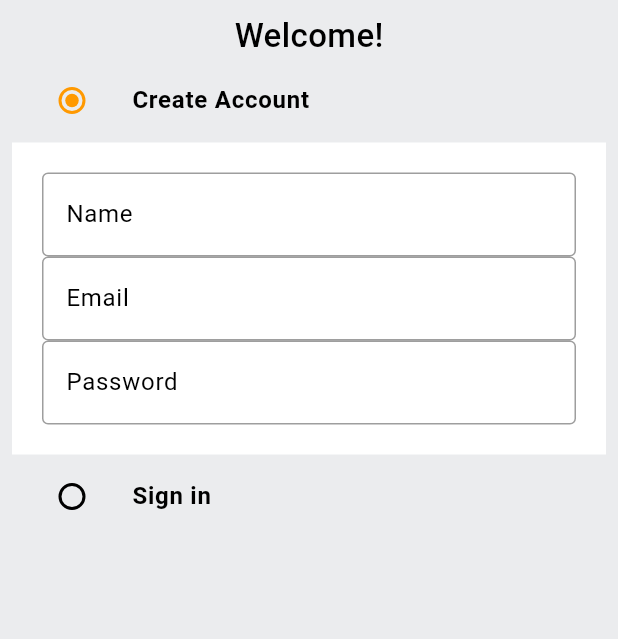
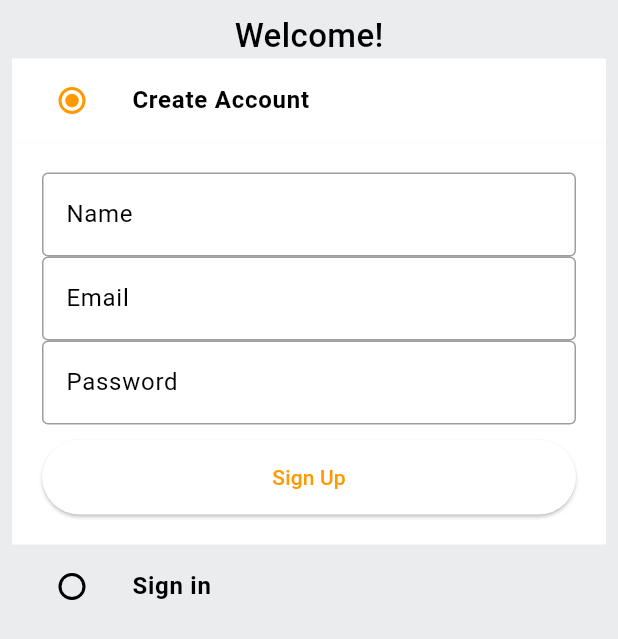
Before and after one commit to HoarfrostRaven/amazon-clone, a Flutter app: the screen it shows after launch, on a phone screen of 412 x 824 dp. Shown: the top 639 px of the screen. Run offline on Flutter 3.47's test engine with Material 3 defaults, Android fonts, the phone set to English and light mode, and no system bars.

Commit message:
add button and change tile color

```diff
--- /dev/null
+++ b/amazon_clone/lib/common/widgets/custom_button.dart
@@ -0,0 +1,18 @@
+import 'package:flutter/material.dart';
+
+class CustomButton extends StatelessWidget {
+  final String text;
+  final VoidCallback onTap;
+
+  const CustomButton({super.key, required this.text, required this.onTap});
+
+  @override
+  Widget build(BuildContext context) {
+    return ElevatedButton(
+      onPressed: onTap,
+      style: ElevatedButton.styleFrom(
+          minimumSize: const Size(double.infinity, 50)),
+      child: Text(text),
+    );
+  }
+}
--- a/amazon_clone/lib/features/auth/screens/auth_screen.dart
+++ b/amazon_clone/lib/features/auth/screens/auth_screen.dart
@@ -1,3 +1,4 @@
+import 'package:amazon_clone/common/widgets/custom_button.dart';
 import 'package:amazon_clone/common/widgets/custom_text_field.dart';
 import 'package:amazon_clone/constants/global_variables.dart';
 import 'package:flutter/material.dart';
@@ -43,6 +44,7 @@ class _AuthScreenState extends State<AuthScreen> {
                 style: TextStyle(fontSize: 22, fontWeight: FontWeight.w500),
               ),
               ListTile(
+                tileColor: _auth == Auth.signup ? GlobalVariables.backgroundColor : GlobalVariables.greyBackgroundColor,
                 title: const Text(
                   'Create Account',
                   style: TextStyle(fontWeight: FontWeight.bold),
@@ -76,7 +78,9 @@ class _AuthScreenState extends State<AuthScreen> {
                         CustomTextField(
                           controller: _passwordController,
                           hintText: 'Password',
-                        )
+                        ),
+                        const SizedBox(height: 10),
+                        CustomButton(text: "Sign Up", onTap: () {})
                       ],
                     ),
                   ),
```
